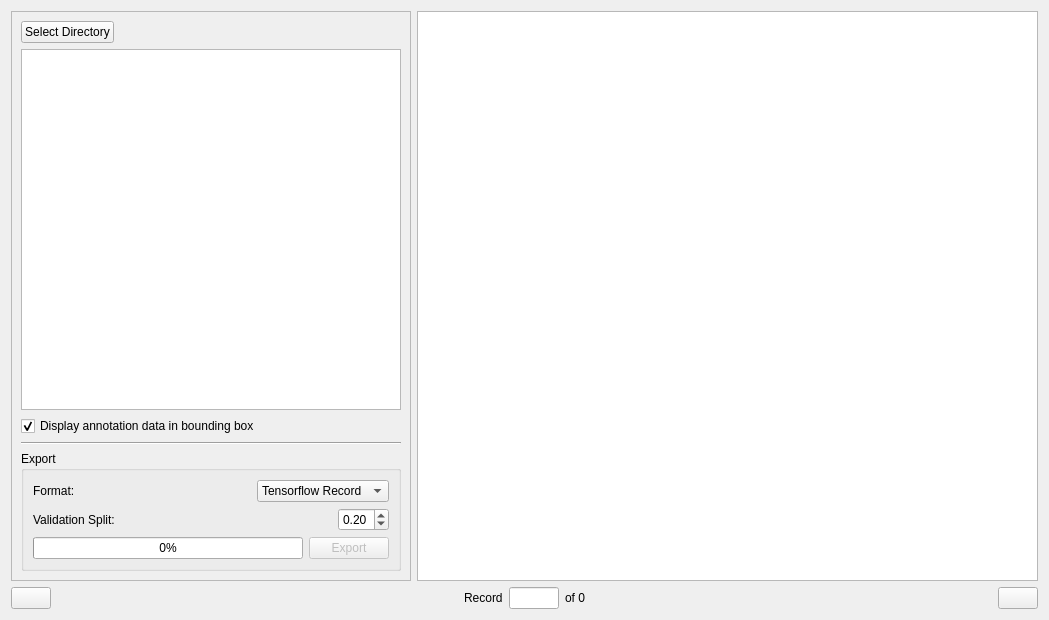
Before: the Qt Designer form andenet/gui/browser_widget.ui in persts/BBoxEE, drawn with Qt 5.
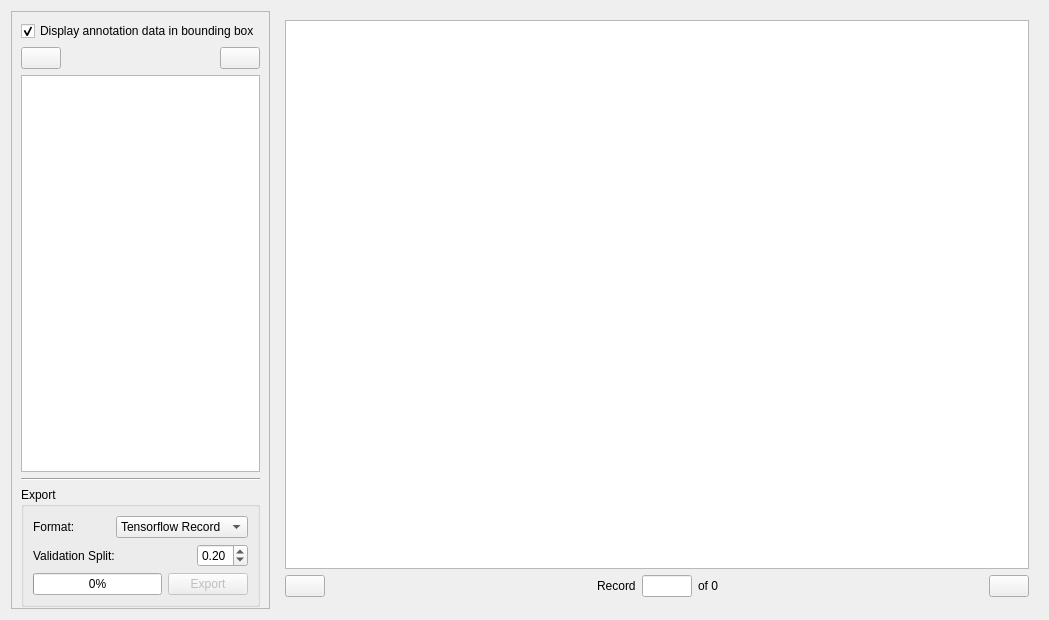
After: the same form once the commit is applied. Icons and pictures are not drawn.

Patch:
```diff
--- a/andenet/gui/browser_widget.ui
+++ b/andenet/gui/browser_widget.ui
@@ -13,12 +13,18 @@
   <property name="windowTitle">
    <string>Form</string>
   </property>
-  <layout class="QGridLayout" name="gridLayout_2">
-   <item row="0" column="0">
+  <layout class="QHBoxLayout" name="horizontalLayout_6">
+   <item>
     <widget class="QFrame" name="frame">
+     <property name="sizePolicy">
+      <sizepolicy hsizetype="Preferred" vsizetype="Preferred">
+       <horstretch>1</horstretch>
+       <verstretch>0</verstretch>
+      </sizepolicy>
+     </property>
      <property name="maximumSize">
       <size>
-       <width>400</width>
+       <width>16777215</width>
        <height>16777215</height>
       </size>
      </property>
@@ -29,12 +35,35 @@
       <enum>QFrame::Raised</enum>
      </property>
      <layout class="QVBoxLayout" name="verticalLayout_2">
+      <property name="bottomMargin">
+       <number>1</number>
+      </property>
+      <item>
+       <widget class="QCheckBox" name="checkBoxDisplayAnnotationData">
+        <property name="text">
+         <string>Display annotation data in bounding box</string>
+        </property>
+        <property name="checked">
+         <bool>true</bool>
+        </property>
+       </widget>
+      </item>
       <item>
        <layout class="QHBoxLayout" name="horizontalLayout_2">
         <item>
          <widget class="QPushButton" name="pushButtonSelectDirectory">
           <property name="text">
-           <string>Select Directory</string>
+           <string/>
+          </property>
+          <property name="icon">
+           <iconset resource="../../icons/andenet.qrc">
+            <normaloff>:/icons/folder.svg</normaloff>:/icons/folder.svg</iconset>
+          </property>
+          <property name="iconSize">
+           <size>
+            <width>24</width>
+            <height>24</height>
+           </size>
           </property>
          </widget>
         </item>
@@ -51,6 +80,29 @@
           </property>
          </spacer>
         </item>
+        <item>
+         <widget class="QPushButton" name="pushButtonFlag">
+          <property name="toolTip">
+           <string>Flag annotation to exclude from export</string>
+          </property>
+          <property name="text">
+           <string/>
+          </property>
+          <property name="icon">
+           <iconset resource="../../icons/andenet.qrc">
+            <normaloff>:/icons/flag.svg</normaloff>:/icons/flag.svg</iconset>
+          </property>
+          <property name="iconSize">
+           <size>
+            <width>24</width>
+            <height>24</height>
+           </size>
+          </property>
+          <property name="checkable">
+           <bool>true</bool>
+          </property>
+         </widget>
+        </item>
        </layout>
       </item>
       <item>
@@ -63,16 +115,6 @@
         </property>
        </widget>
       </item>
-      <item>
-       <widget class="QCheckBox" name="checkBoxDisplayAnnotationData">
-        <property name="text">
-         <string>Display annotation data in bounding box</string>
-        </property>
-        <property name="checked">
-         <bool>true</bool>
-        </property>
-       </widget>
-      </item>
       <item>
        <widget class="Line" name="line">
         <property name="orientation">
@@ -86,6 +128,9 @@
          <string>Export</string>
         </property>
         <layout class="QVBoxLayout" name="verticalLayout">
+         <property name="bottomMargin">
+          <number>9</number>
+         </property>
          <item>
           <layout class="QHBoxLayout" name="horizontalLayout_4">
            <item>
@@ -196,10 +241,31 @@
      </layout>
     </widget>
    </item>
-   <item row="0" column="1">
+   <item>
+    <widget class="QFrame" name="frame_2">
+     <property name="sizePolicy">
+      <sizepolicy hsizetype="Preferred" vsizetype="Preferred">
+       <horstretch>4</horstretch>
+       <verstretch>0</verstretch>
+      </sizepolicy>
+     </property>
+     <property name="frameShape">
+      <enum>QFrame::NoFrame</enum>
+     </property>
+     <property name="frameShadow">
+      <enum>QFrame::Plain</enum>
+     </property>
+     <property name="lineWidth">
+      <number>0</number>
+     </property>
+     <layout class="QVBoxLayout" name="verticalLayout_3">
+      <property name="bottomMargin">
+       <number>12</number>
+      </property>
+      <item>
     <widget class="QGraphicsView" name="graphicsView"/>
    </item>
-   <item row="1" column="0" colspan="2">
+      <item>
     <layout class="QHBoxLayout" name="horizontalLayout">
      <item>
       <widget class="QPushButton" name="pushButtonPrevious">
@@ -207,8 +273,14 @@
         <string/>
        </property>
        <property name="icon">
-        <iconset>
-         <normaloff>icons/go-previous.png</normaloff>icons/go-previous.png</iconset>
+           <iconset resource="../../icons/andenet.qrc">
+            <normaloff>:/icons/previous.svg</normaloff>:/icons/previous.svg</iconset>
+          </property>
+          <property name="iconSize">
+           <size>
+            <width>24</width>
+            <height>24</height>
+           </size>
        </property>
       </widget>
      </item>
@@ -268,15 +340,26 @@
         <string/>
        </property>
        <property name="icon">
-        <iconset>
-         <normaloff>icons/go-next.png</normaloff>icons/go-next.png</iconset>
-       </property>
+           <iconset resource="../../icons/andenet.qrc">
+            <normaloff>:/icons/next.svg</normaloff>:/icons/next.svg</iconset>
+          </property>
+          <property name="iconSize">
+           <size>
+            <width>24</width>
+            <height>24</height>
+           </size>
+          </property>
       </widget>
      </item>
     </layout>
    </item>
   </layout>
  </widget>
- <resources/>
+   </item>
+  </layout>
+ </widget>
+ <resources>
+  <include location="../../icons/andenet.qrc"/>
+ </resources>
  <connections/>
 </ui>
```
Left out of the diff: 3 changed lines with no effect on the pictures. Lines whose indentation alone changed are shown as unchanged.
